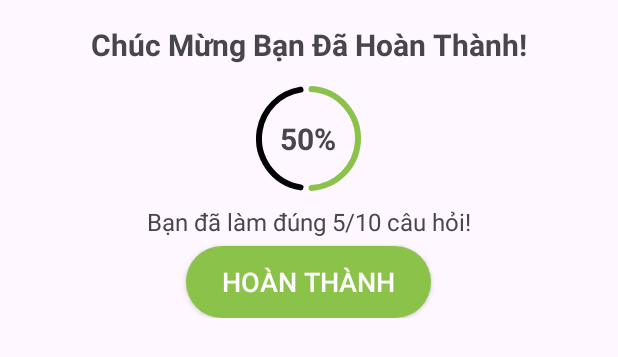
After one commit to anhdatx4ql/btl_ptud_android, an Android app: the layout score_dialog.xml on its own in the app's theme, with its tools: preview values and no code run, on a phone screen of 412 x 824 dp. The commit adds this screen. Shown: the top 357 px of the screen. Run offline under Robolectric (Android 15) with nearby library versions, the phone set to English and light mode, and no system bars.

Commit message:
thi cong lai chuc nang tra loi cau hoi va ket thuc

```diff
--- /dev/null
+++ b/app/src/main/res/drawable/btn_finish.xml
@@ -0,0 +1,5 @@
+<?xml version="1.0" encoding="utf-8"?>
+<shape xmlns:android="http://schemas.android.com/apk/res/android">
+    <solid android:color="#8BC34A"/>
+    <corners android:radius="25dp"/>
+</shape>
--- /dev/null
+++ b/app/src/main/res/layout/score_dialog.xml
@@ -0,0 +1,70 @@
+<?xml version="1.0" encoding="utf-8"?>
+<LinearLayout
+    android:orientation="vertical"
+    xmlns:android="http://schemas.android.com/apk/res/android"
+    android:layout_width="match_parent"
+    android:layout_height="wrap_content"
+    xmlns:app="http://schemas.android.com/apk/res-auto">
+
+    <LinearLayout
+        android:orientation="vertical"
+        android:padding="16dp"
+        android:layout_width="match_parent"
+        android:layout_height="wrap_content">
+
+        <TextView
+            android:textStyle="bold"
+            android:textSize="20sp"
+            android:gravity="center"
+            android:text="Chúc Mừng Bạn Đã Hoàn Thành!"
+            android:layout_width="match_parent"
+            android:layout_height="wrap_content"/>
+
+
+        <RelativeLayout
+            android:layout_marginTop="10dp"
+            android:layout_gravity="center"
+            android:layout_width="wrap_content"
+            android:layout_height="wrap_content">
+
+            <com.google.android.material.progressindicator.CircularProgressIndicator
+                android:id="@+id/score_progress"
+                android:progress="50"
+                app:indicatorColor="#8BC34A"
+                app:indicatorSize="70dp"
+                app:indicatorTrackGapSize="3dp"
+                android:layout_width="wrap_content"
+                app:trackColor="@color/black"
+                android:layout_height="wrap_content"/>
+
+            <TextView
+                android:layout_centerInParent="true"
+                android:gravity="center"
+                android:textSize="20sp"
+                android:textStyle="bold"
+                android:text="50%"
+                android:id="@+id/txtTotalScore"
+                android:layout_width="wrap_content"
+                android:layout_height="wrap_content"/>
+
+        </RelativeLayout>
+
+        <TextView
+            android:textSize="16sp"
+            android:layout_marginTop="5dp"
+            android:layout_gravity="center"
+            android:text="Bạn đã làm đúng 5/10 câu hỏi!"
+            android:id="@+id/txtSoCauDung"
+            android:layout_width="wrap_content"
+            android:layout_height="wrap_content"/>
+        <Button
+            android:id="@+id/btnFinish"
+            android:layout_gravity="center"
+            android:layout_marginTop="5dp"
+            android:text="Hoàn Thành"
+            style="@style/ButtonFinish"
+            android:layout_width="wrap_content"
+            android:layout_height="wrap_content"/>
+    </LinearLayout>
+
+</LinearLayout>
--- a/app/src/main/res/values/colors.xml
+++ b/app/src/main/res/values/colors.xml
@@ -2,4 +2,7 @@
 <resources>
     <color name="black">#FF000000</color>
     <color name="white">#FFFFFFFF</color>
+    <color name="green">#4CAF50</color>
+    <color name="red">#BF1D1D</color>
+    <color name="light_green">#78AF3C</color>
 </resources>
--- a/app/src/main/res/values/styles.xml
+++ b/app/src/main/res/values/styles.xml
@@ -26,4 +26,11 @@
         <item name="android:textSize">20sp</item>
         <item name="backgroundTint">@null</item>
     </style>
+
+<!--    btn finish-->
+    <style name="ButtonFinish" parent="Widget.AppCompat.Button">
+        <item name="android:background">@drawable/btn_finish</item>
+        <item name="android:textSize">18sp</item>
+        <item name="backgroundTint">@null</item>
+    </style>
 </resources>
```
Also changed, not shown: app/src/main/java/com/example/btl_ptud_android/activities/PlayQuizActivity.kt (+131 -16 lines), 81 other files.
